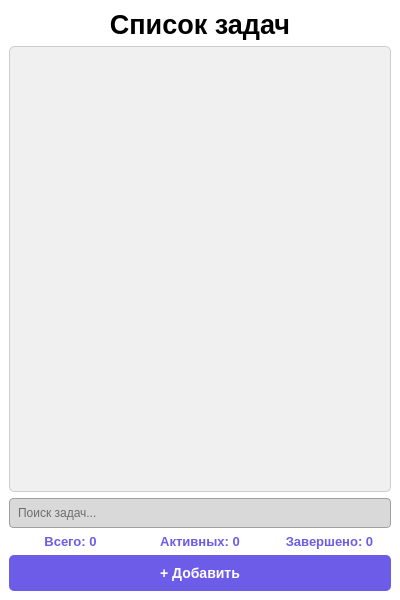
This is UI/main.ui in lameeer/ToDo-List as Qt 5 draws it before an edit. The edited form follows.
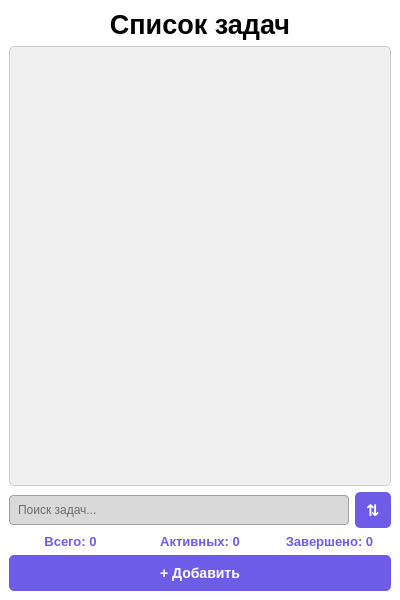
This is the edited form.

The edit to the form file:
```diff
--- a/UI/main.ui
+++ b/UI/main.ui
@@ -46,11 +46,53 @@
      <widget class="QListWidget" name="listTasks"/>
     </item>
     <item>
-     <widget class="QLineEdit" name="searchEdit">
-      <property name="placeholderText">
-       <string>Поиск задач...</string>
+     <layout class="QHBoxLayout" name="searchLayout">
+      <property name="spacing">
+       <number>6</number>
       </property>
-     </widget>
+      <item>
+       <widget class="QLineEdit" name="searchEdit">
+        <property name="placeholderText">
+         <string>Поиск задач...</string>
+        </property>
+       </widget>
+      </item>
+      <item>
+       <widget class="QPushButton" name="btnSort">
+        <property name="maximumSize">
+         <size>
+          <width>36</width>
+          <height>36</height>
+         </size>
+        </property>
+        <property name="minimumSize">
+         <size>
+          <width>36</width>
+          <height>36</height>
+         </size>
+        </property>
+        <property name="toolTip">
+         <string>Сортировка задач</string>
+        </property>
+        <property name="text">
+         <string>⇅</string>
+        </property>
+        <property name="styleSheet">
+         <string notr="true">QPushButton {
+  background-color: #6c5ce7;
+  color: white;
+  border: none;
+  border-radius: 5px;
+  padding: 0px;
+  font-size: 16px;
+  font-weight: bold;
+}
+QPushButton:hover { background-color: #a29bfe; }
+QPushButton::menu-indicator { image: none; width: 0px; }</string>
+        </property>
+       </widget>
+      </item>
+     </layout>
     </item>
     
     <item>
```
